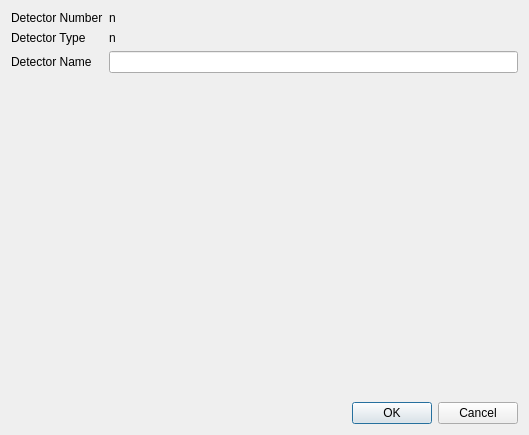
Qt form libraries/qxrdlib/qxrdpilatusdialog.ui (guyjennings/qxrd) before a commit.
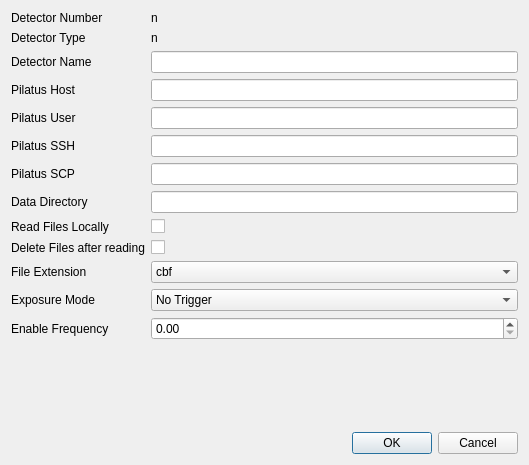
The same form after that commit.

The edit to the form file:
```diff
--- a/libraries/qxrdlib/qxrdpilatusdialog.ui
+++ b/libraries/qxrdlib/qxrdpilatusdialog.ui
@@ -7,13 +7,76 @@
     <x>0</x>
     <y>0</y>
     <width>529</width>
-    <height>435</height>
+    <height>465</height>
    </rect>
   </property>
   <property name="windowTitle">
    <string>Dialog</string>
   </property>
   <layout class="QGridLayout" name="gridLayout">
+   <item row="7" column="0">
+    <widget class="QLabel" name="label_8">
+     <property name="text">
+      <string>Data Directory</string>
+     </property>
+    </widget>
+   </item>
+   <item row="10" column="0">
+    <widget class="QLabel" name="label_11">
+     <property name="text">
+      <string>File Extension</string>
+     </property>
+    </widget>
+   </item>
+   <item row="11" column="0">
+    <widget class="QLabel" name="label_12">
+     <property name="text">
+      <string>Exposure Mode</string>
+     </property>
+    </widget>
+   </item>
+   <item row="8" column="0">
+    <widget class="QLabel" name="label_10">
+     <property name="text">
+      <string>Read Files Locally</string>
+     </property>
+    </widget>
+   </item>
+   <item row="6" column="0">
+    <widget class="QLabel" name="label_7">
+     <property name="text">
+      <string>Pilatus SCP</string>
+     </property>
+    </widget>
+   </item>
+   <item row="3" column="0">
+    <widget class="QLabel" name="label_4">
+     <property name="text">
+      <string>Pilatus Host</string>
+     </property>
+    </widget>
+   </item>
+   <item row="9" column="0">
+    <widget class="QLabel" name="label_9">
+     <property name="text">
+      <string>Delete Files after reading</string>
+     </property>
+    </widget>
+   </item>
+   <item row="4" column="0">
+    <widget class="QLabel" name="label_5">
+     <property name="text">
+      <string>Pilatus User</string>
+     </property>
+    </widget>
+   </item>
+   <item row="1" column="1">
+    <widget class="QLabel" name="m_DetectorType">
+     <property name="text">
+      <string>n</string>
+     </property>
+    </widget>
+   </item>
    <item row="0" column="0">
     <widget class="QLabel" name="label">
      <property name="text">
@@ -21,38 +84,7 @@
      </property>
     </widget>
    </item>
-   <item row="0" column="1">
-    <widget class="QLabel" name="m_DetectorNumber">
-     <property name="text">
-      <string>n</string>
-     </property>
-    </widget>
-   </item>
-   <item row="1" column="0">
-    <widget class="QLabel" name="label_2">
-     <property name="text">
-      <string>Detector Type</string>
-     </property>
-    </widget>
-   </item>
-   <item row="1" column="1">
-    <widget class="QLabel" name="m_DetectorType">
-     <property name="text">
-      <string>n</string>
-     </property>
-    </widget>
-   </item>
-   <item row="2" column="0">
-    <widget class="QLabel" name="label_3">
-     <property name="text">
-      <string>Detector Name</string>
-     </property>
-    </widget>
-   </item>
-   <item row="2" column="1">
-    <widget class="QLineEdit" name="m_DetectorName"/>
-   </item>
-   <item row="3" column="0" colspan="2">
+   <item row="13" column="0" colspan="2">
     <spacer name="verticalSpacer">
      <property name="orientation">
       <enum>Qt::Vertical</enum>
@@ -60,12 +92,29 @@
      <property name="sizeHint" stdset="0">
       <size>
        <width>379</width>
-       <height>289</height>
+       <height>20</height>
       </size>
      </property>
     </spacer>
    </item>
-   <item row="4" column="0" colspan="2">
+   <item row="2" column="0">
+    <widget class="QLabel" name="label_3">
+     <property name="text">
+      <string>Detector Name</string>
+     </property>
+    </widget>
+   </item>
+   <item row="2" column="1">
+    <widget class="QLineEdit" name="m_DetectorName"/>
+   </item>
+   <item row="1" column="0">
+    <widget class="QLabel" name="label_2">
+     <property name="text">
+      <string>Detector Type</string>
+     </property>
+    </widget>
+   </item>
+   <item row="14" column="0" colspan="2">
     <widget class="QDialogButtonBox" name="buttonBox">
      <property name="orientation">
       <enum>Qt::Horizontal</enum>
@@ -75,6 +124,99 @@
      </property>
     </widget>
    </item>
+   <item row="0" column="1">
+    <widget class="QLabel" name="m_DetectorNumber">
+     <property name="text">
+      <string>n</string>
+     </property>
+    </widget>
+   </item>
+   <item row="5" column="0">
+    <widget class="QLabel" name="label_6">
+     <property name="text">
+      <string>Pilatus SSH</string>
+     </property>
+    </widget>
+   </item>
+   <item row="12" column="0">
+    <widget class="QLabel" name="label_13">
+     <property name="text">
+      <string>Enable Frequency</string>
+     </property>
+    </widget>
+   </item>
+   <item row="3" column="1">
+    <widget class="QLineEdit" name="m_PilatusHost"/>
+   </item>
+   <item row="4" column="1">
+    <widget class="QLineEdit" name="m_PilatusUser"/>
+   </item>
+   <item row="5" column="1">
+    <widget class="QLineEdit" name="m_PilatusSSH"/>
+   </item>
+   <item row="6" column="1">
+    <widget class="QLineEdit" name="m_PilatusSCP"/>
+   </item>
+   <item row="7" column="1">
+    <widget class="QLineEdit" name="m_PilatusDataDirectory"/>
+   </item>
+   <item row="8" column="1">
+    <widget class="QCheckBox" name="m_ReadFilesLocally">
+     <property name="text">
+      <string/>
+     </property>
+    </widget>
+   </item>
+   <item row="9" column="1">
+    <widget class="QCheckBox" name="m_DeleteFilesAfterReading">
+     <property name="text">
+      <string/>
+     </property>
+    </widget>
+   </item>
+   <item row="11" column="1">
+    <widget class="QComboBox" name="m_ExposureMode">
+     <item>
+      <property name="text">
+       <string>No Trigger</string>
+      </property>
+     </item>
+     <item>
+      <property name="text">
+       <string>External Trigger</string>
+      </property>
+     </item>
+     <item>
+      <property name="text">
+       <string>External Enable</string>
+      </property>
+     </item>
+    </widget>
+   </item>
+   <item row="12" column="1">
+    <widget class="QDoubleSpinBox" name="m_EnableFrequency">
+     <property name="maximum">
+      <double>1000000.000000000000000</double>
+     </property>
+    </widget>
+   </item>
+   <item row="10" column="1">
+    <widget class="QComboBox" name="m_PilatusExtension">
+     <property name="editable">
+      <bool>false</bool>
+     </property>
+     <item>
+      <property name="text">
+       <string>cbf</string>
+      </property>
+     </item>
+     <item>
+      <property name="text">
+       <string>tif</string>
+      </property>
+     </item>
+    </widget>
+   </item>
   </layout>
  </widget>
  <resources/>
```
